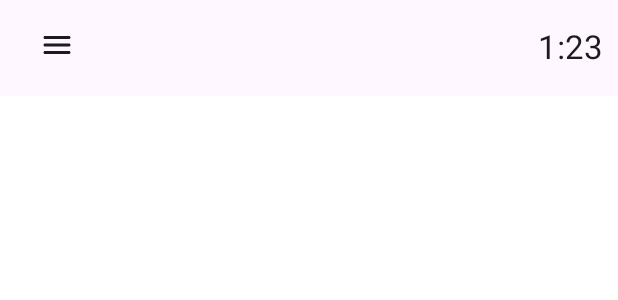
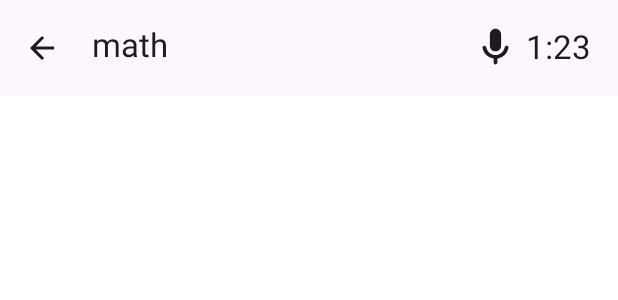
Before and after one commit to zhrakazemi/VoiceNoteManager, an Android app built with Jetpack Compose: the @Preview function PreviewAppRecord, on a phone screen of 412 x 824 dp. Shown: the top 300 px of the screen. Run offline under Robolectric (Android 15) with nearby library versions, the phone set to English and light mode, and no system bars.

Commit message:
add record screen

```diff
--- a/app/src/main/java/com/androidproject/voicenotemanager/ui/TopBar.kt
+++ b/app/src/main/java/com/androidproject/voicenotemanager/ui/TopBar.kt
@@ -6,10 +6,12 @@ import androidx.compose.foundation.layout.Arrangement
 import androidx.compose.foundation.layout.Row
 import androidx.compose.foundation.layout.fillMaxWidth
 import androidx.compose.foundation.layout.padding
+import androidx.compose.foundation.layout.size
 import androidx.compose.material.icons.Icons
 import androidx.compose.material.icons.filled.ArrowBack
 import androidx.compose.material.icons.filled.Menu
 import androidx.compose.material.icons.rounded.Menu
+import androidx.compose.material.icons.rounded.Mic
 import androidx.compose.material3.ExperimentalMaterial3Api
 import androidx.compose.material3.Icon
 import androidx.compose.material3.IconButton
@@ -17,6 +19,7 @@ import androidx.compose.material3.MaterialTheme
 import androidx.compose.material3.Text
 import androidx.compose.material3.TopAppBar
 import androidx.compose.runtime.Composable
+import androidx.compose.ui.Alignment
 import androidx.compose.ui.Modifier
 import androidx.compose.ui.res.stringResource
 import androidx.compose.ui.tooling.preview.Preview
@@ -65,21 +68,35 @@ fun NoteListTopBar(
 }
 
 @Composable
-fun RecordTopBar(time: String) {
+fun RecordTopBar(time: String, noteName: String) {
     TopAppBar(
         title = {
+            Text(
+                modifier = Modifier.padding(start = 5.dp),
+                text = noteName,
+                style = MaterialTheme.typography.titleLarge
+            )
             Row(
                 Modifier
                     .fillMaxWidth()
                     .padding(horizontal = 10.dp),
-                horizontalArrangement = Arrangement.SpaceBetween
+                horizontalArrangement = Arrangement.End,
+                verticalAlignment = Alignment.CenterVertically
             ) {
-                Icon(Icons.Rounded.Menu, "")
+                Icon(
+                    modifier = Modifier.size(30.dp),
+                    imageVector = Icons.Rounded.Mic,
+                    contentDescription = ""
+                )
                 Text(
                     text = time,
                     modifier = Modifier.padding(start = 5.dp),
-                    style = MaterialTheme.typography.titleLarge
                 )
+            }
+        },
+        navigationIcon = {
+            IconButton(onClick = {}) {
+                Icon(Icons.Filled.ArrowBack, "")
             }
         },
         modifier = Modifier.fillMaxWidth(),
@@ -114,7 +131,7 @@ private fun PreviewApp() {
 @Preview
 @Composable
 private fun PreviewAppRecord() {
-    RecordTopBar("1:23")
+    RecordTopBar("1:23", "math")
 }
 
 @Preview
```
Also changed, not shown: app/src/main/java/com/androidproject/voicenotemanager/ui/record/RecordScreen.kt (added, +31 -0 lines).
